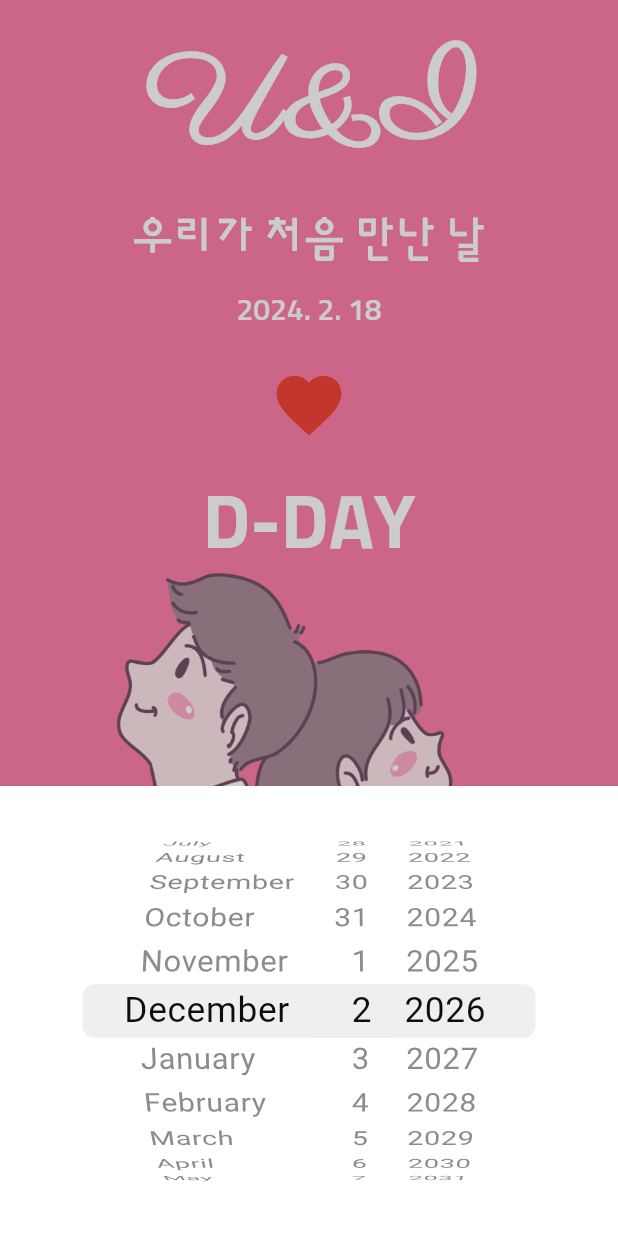
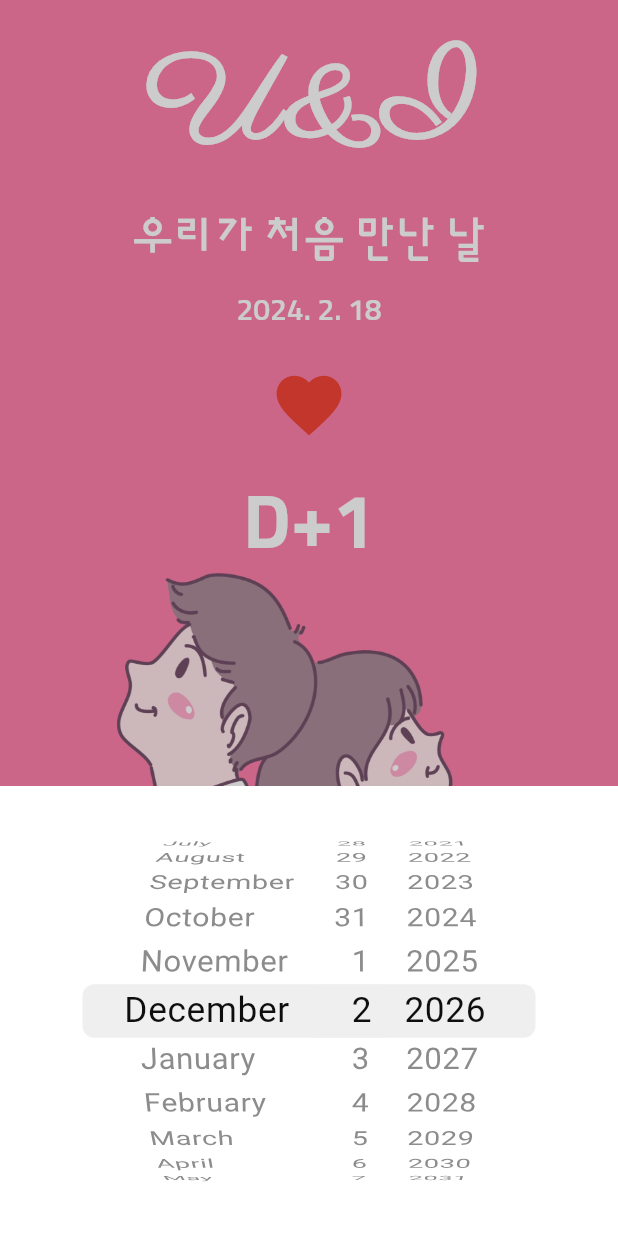
Before and after one commit to academy3746/when_we_meet, a Flutter app: the screen it shows after launch, after a tap on the "favorite" icon, on a phone screen of 412 x 824 dp. Run offline on Flutter 3.47's test engine with Material 3 defaults, Android fonts, the phone set to English and light mode, and no system bars.

Commit message:
IOS DatetimePicker...2

```diff
--- a/lib/screens/home_screen/home_screen.dart
+++ b/lib/screens/home_screen/home_screen.dart
@@ -17,11 +17,6 @@ class _HomeScreenState extends State<HomeScreen> {
   var firstDay = DateTime.now();
 
   void onHeartPressed() {
-    /* For Debugging
-    setState(() {
-      firstDay = firstDay.subtract(const Duration(days: 1));
-    });
-    */
     showCupertinoDialog(
       barrierDismissible: true,
       context: context,
@@ -33,7 +28,11 @@ class _HomeScreenState extends State<HomeScreen> {
             height: Sizes.size300,
             child: CupertinoDatePicker(
               mode: CupertinoDatePickerMode.date,
-              onDateTimeChanged: (DateTime value) {},
+              onDateTimeChanged: (DateTime date) {
+                setState(() {
+                  firstDay = date;
+                });
+              },
             ),
           ),
         );
--- a/lib/screens/home_screen/widgets/d_day.dart
+++ b/lib/screens/home_screen/widgets/d_day.dart
@@ -50,7 +50,8 @@ class DayRemains extends StatelessWidget {
         ),
         Gaps.v16,
         Text(
-          firstDay.day != now.day ? 'D+$dayWeMet' : 'D-DAY',
+          //firstDay.day != now.day ? 'D+$dayWeMet' : 'D-DAY',
+          'D+$dayWeMet',
           style: textTheme.displayMedium,
         )
       ],
```
